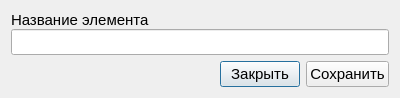
Vladimirsky555/ItLib, file src/dialog/dialog.ui: the form before one commit.
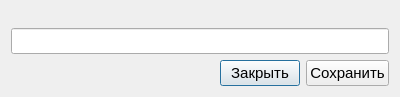
The form after the commit. Icons and pictures are not drawn.

Patch:
```diff
--- a/src/dialog/dialog.ui
+++ b/src/dialog/dialog.ui
@@ -27,7 +27,7 @@
         </font>
        </property>
        <property name="text">
-        <string>Название элемента</string>
+        <string/>
        </property>
       </widget>
      </item>
```
